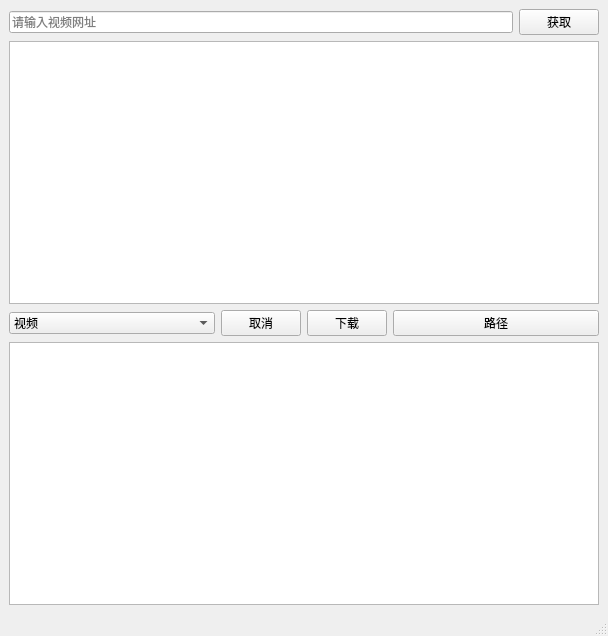
First picture: the form in mainwindow.ui, repository HXReptile/ytdownload, before the edit.
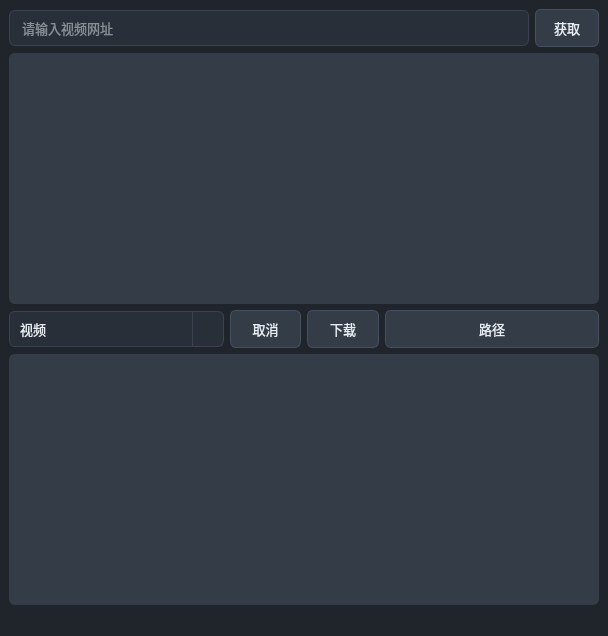
Second picture: the form after the edit.

Commit message: QSS样式设置

```diff
--- a/mainwindow.ui
+++ b/mainwindow.ui
@@ -13,8 +13,168 @@
   <property name="windowTitle">
    <string>MainWindow</string>
   </property>
+  <property name="styleSheet">
+   <string notr="true">
+/* ==================== 全局 ==================== */
+QWidget {
+    background-color: #20242B;
+    color: #DCE1E8;
+    font-family: &quot;Microsoft YaHei UI&quot;;
+    font-size: 13px;
+}
+
+/* ==================== 单行输入框 ==================== */
+QLineEdit {
+    background-color: #292F38;
+    color: #E6EDF3;
+    border: 1px solid #3B4350;
+    border-radius: 6px;
+    padding: 7px 10px;
+    min-height: 20px;
+    selection-background-color: #3478F6;
+    selection-color: #FFFFFF;
+}
+
+QLineEdit:hover {
+    border-color: #596579;
+}
+
+QLineEdit:focus {
+    border: 1px solid #3478F6;
+    background-color: #2B323D;
+}
+
+QLineEdit:disabled {
+    color: #707987;
+    background-color: #252930;
+    border-color: #303640;
+}
+
+/* ==================== 下拉框 ==================== */
+QComboBox {
+    background-color: #292F38;
+    color: #E6EDF3;
+    border: 1px solid #3B4350;
+    border-radius: 6px;
+    padding: 7px 10px;
+    min-height: 20px;
+}
+
+QComboBox:hover {
+    border-color: #596579;
+}
+
+QComboBox:focus {
+    border: 1px solid #3478F6;
+}
+
+QComboBox::down-arrow {
+    image: none;
+    width: 0px;
+    height: 0px;
+    border-left: 5px solid transparent;
+    border-right: 5px solid transparent;
+    border-top: 6px solid #B9C5D5;
+}
+
+QComboBox::drop-down {
+    subcontrol-origin: padding;
+    subcontrol-position: top right;
+    width: 30px;
+    border: none;
+    border-left: 1px solid #3B4350;
+    border-top-right-radius: 6px;
+    border-bottom-right-radius: 6px;
+}
+
+QComboBox QAbstractItemView {
+    background-color: #292F38;
+    color: #E6EDF3;
+    border: 1px solid #454E5C;
+    selection-background-color: #3478F6;
+    selection-color: #FFFFFF;
+    outline: none;
+    padding: 4px;
+}
+
+QComboBox QAbstractItemView::item {
+    min-height: 28px;
+    padding: 4px 8px;
+}
+
+QComboBox QAbstractItemView::item:hover {
+    background-color: #353E4B;
+}
+
+/* ==================== 按钮通用样式 ==================== */
+QPushButton {
+    background-color: #343C48;
+    color: #E6EDF3;
+    border: 1px solid #46505F;
+    border-radius: 6px;
+    padding: 8px 18px;
+    min-height: 20px;
+}
+
+QPushButton:hover {
+    background-color: #414B5A;
+    border-color: #5A687B;
+}
+
+QPushButton:pressed {
+    background-color: #29313C;
+}
+
+QPushButton:disabled {
+    background-color: #292E36;
+    color: #707987;
+    border-color: #343A44;
+}
+
+/* ==================== 主操作按钮 ==================== */
+/* 在 Qt Designer 中给下载按钮设置对象名称：btnDownload */
+QPushButton#btnDownload {
+    background-color: #3478F6;
+    color: #FFFFFF;
+    border: 1px solid #3478F6;
+    font-weight: bold;
+}
+
+QPushButton#btnDownload:hover {
+    background-color: #4A89FF;
+    border-color: #4A89FF;
+}
+
+QPushButton#btnDownload:pressed {
+    background-color: #2463D6;
+    border-color: #2463D6;
+}
+
+/* ==================== 多行日志输出 ==================== */
+QPlainTextEdit {
+    background-color: #343C48;
+    color: #B9C5D5;
+    border: 1px solid #353D49;
+    border-radius: 6px;
+    padding: 10px;
+    selection-background-color: #3478F6;
+    selection-color: #FFFFFF;
+    font-family: &quot;Consolas&quot;;
+    font-size: 12px;
+}
+
+QPlainTextEdit:focus {
+    border: 1px solid #465A78;
+}
+
+QPlainTextEdit:disabled {
+    color: #707987;
+    background-color: #20242B;
+}
+</string>
+  </property>
   <widget class="QWidget" name="centralwidget">
-   <layout class="QVBoxLayout" name="verticalLayout">
+   <layout class="QVBoxLayout" name="verticalLayout" stretch="0,0,0,0">
     <item>
      <layout class="QHBoxLayout" name="horizontalLayout_2" stretch="9,1">
       <item>
```
Left out of the diff: 2 changed lines with no effect on the pictures. The commit also changes 1 other file.
